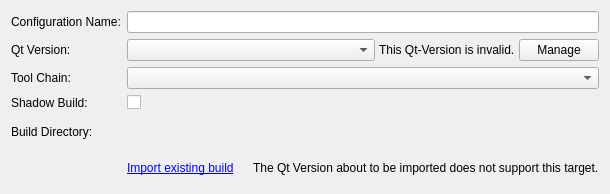
The window that src/plugins/qt4projectmanager/qt4projectconfigwidget.ui (qt-creator/qt-creator) describes before a commit, drawn with Qt 5.
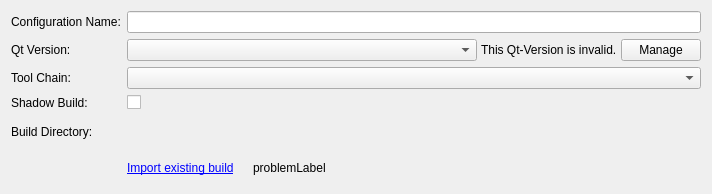
The same window after the commit. Icons and pictures are not drawn. Custom widgets are drawn as their Qt base class.

Commit message:
Warn the user against building in a subdirectory of the source directory
Task-Nr: QTCREATORBUG-670

```diff
--- a/src/plugins/qt4projectmanager/qt4projectconfigwidget.ui
+++ b/src/plugins/qt4projectmanager/qt4projectconfigwidget.ui
@@ -6,7 +6,7 @@
    <rect>
     <x>0</x>
     <y>0</y>
-    <width>487</width>
+    <width>712</width>
     <height>194</height>
    </rect>
   </property>
@@ -147,7 +147,7 @@
      <item>
       <widget class="QLabel" name="importProblemLabel">
        <property name="text">
-        <string>The Qt Version about to be imported does not support this target.</string>
+        <string>problemLabel</string>
        </property>
       </widget>
      </item>
```
Left out of the diff: 4 changed lines with no effect on the pictures. The commit also changes 1 other file.
